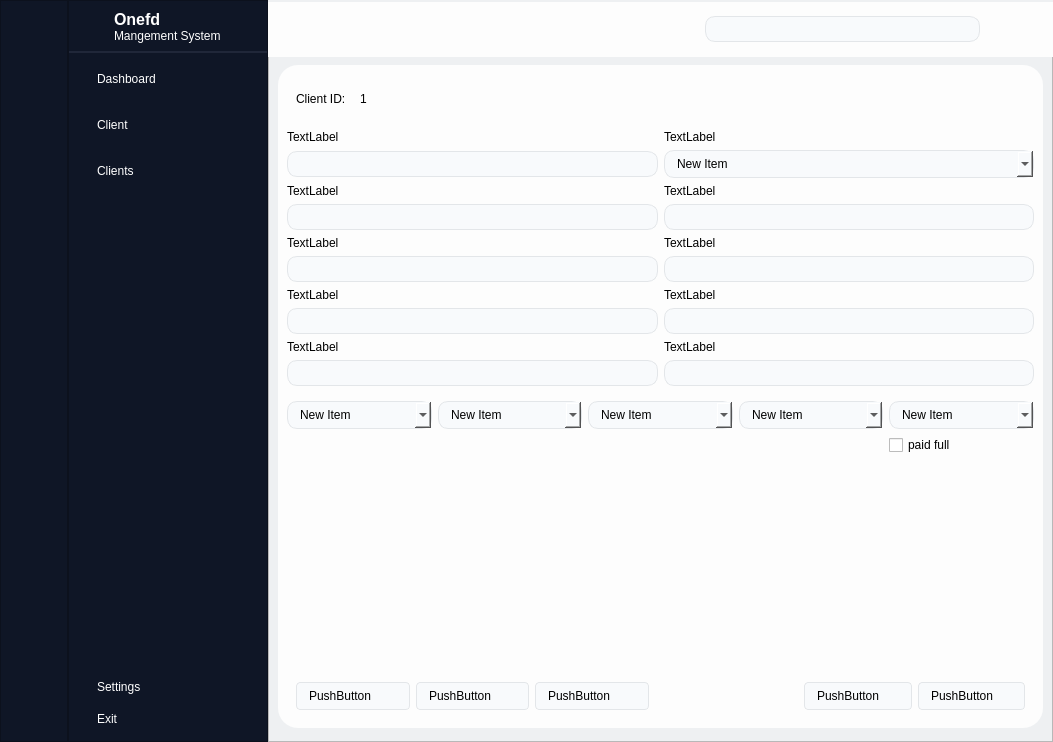
Qt form modern_ui.ui (abdou-dz113/onefd_client_mangment_system) before a commit.
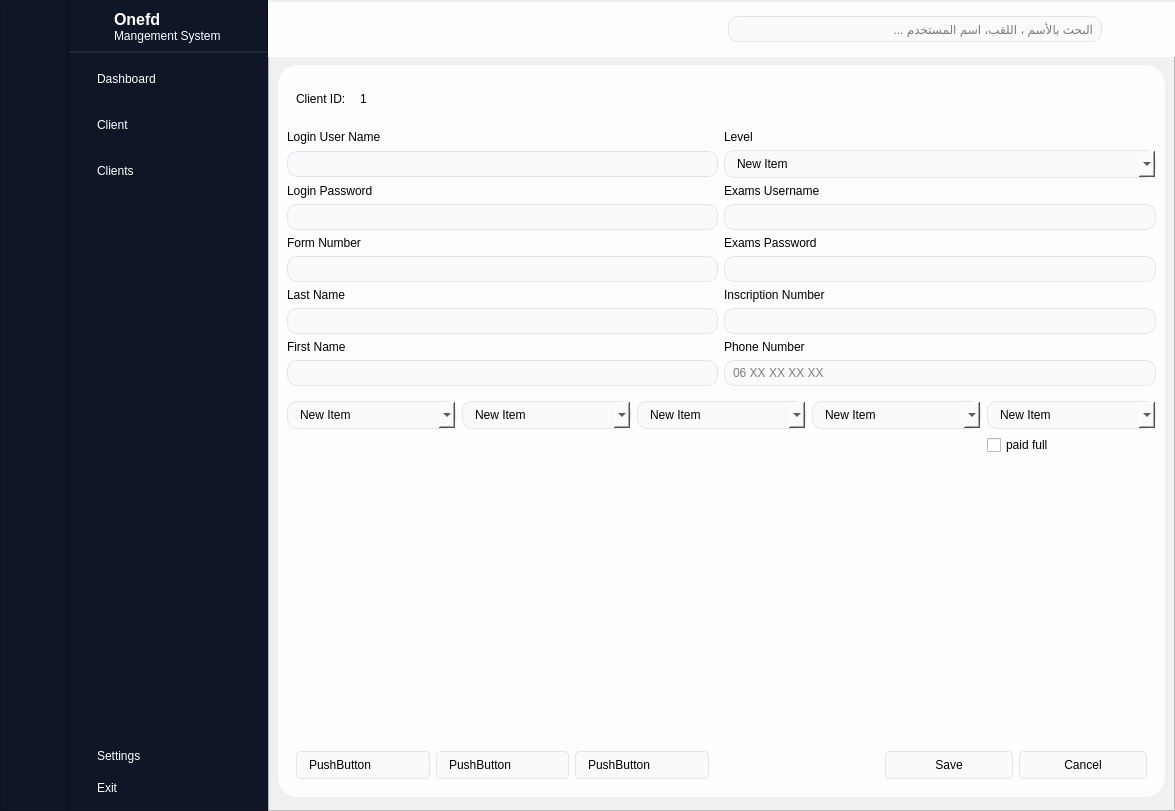
The same form after that commit. The open tabs and pages were chosen to show the change. Icons and pictures are not drawn.

Patch:
```diff
--- a/modern_ui.ui
+++ b/modern_ui.ui
@@ -6,8 +6,8 @@
    <rect>
     <x>0</x>
     <y>0</y>
-    <width>1053</width>
-    <height>742</height>
+    <width>1175</width>
+    <height>811</height>
    </rect>
   </property>
   <property name="windowTitle">
@@ -1172,28 +1172,28 @@
            <item row="1" column="0" colspan="3">
             <widget class="QLabel" name="label_3">
              <property name="text">
-              <string>TextLabel</string>
+              <string>Login User Name</string>
              </property>
             </widget>
            </item>
            <item row="3" column="0" colspan="3">
             <widget class="QLabel" name="label_20">
              <property name="text">
-              <string>TextLabel</string>
+              <string>Login Password</string>
              </property>
             </widget>
            </item>
            <item row="9" column="3" colspan="3">
             <widget class="QLabel" name="label_27">
              <property name="text">
-              <string>TextLabel</string>
+              <string>Phone Number</string>
              </property>
             </widget>
            </item>
            <item row="5" column="3" colspan="3">
             <widget class="QLabel" name="label_23">
              <property name="text">
-              <string>TextLabel</string>
+              <string>Exams Password</string>
              </property>
             </widget>
            </item>
@@ -1201,25 +1201,15 @@
             <widget class="QLineEdit" name="lineEdit_11"/>
            </item>
            <item row="10" column="3" colspan="3">
-            <widget class="QLineEdit" name="lineEdit_16"/>
+            <widget class="QLineEdit" name="phone_number_input_2">
+             <property name="placeholderText">
+              <string>06 XX XX XX XX</string>
+             </property>
+            </widget>
            </item>
            <item row="17" column="0" colspan="3">
             <widget class="QWidget" name="widget_14" native="true">
              <layout class="QHBoxLayout" name="horizontalLayout_11">
-              <item>
-               <widget class="QPushButton" name="pushButton_5">
-                <property name="text">
-                 <string>PushButton</string>
-                </property>
-               </widget>
-              </item>
-              <item>
-               <widget class="QPushButton" name="pushButton_4">
-                <property name="text">
-                 <string>PushButton</string>
-                </property>
-               </widget>
-              </item>
               <item>
                <widget class="QPushButton" name="pushButton_6">
                 <property name="text">
@@ -1227,13 +1217,27 @@
                 </property>
                </widget>
               </item>
+              <item>
+               <widget class="QPushButton" name="pushButton_4">
+                <property name="text">
+                 <string>PushButton</string>
+                </property>
+               </widget>
+              </item>
+              <item>
+               <widget class="QPushButton" name="pushButton_5">
+                <property name="text">
+                 <string>PushButton</string>
+                </property>
+               </widget>
+              </item>
              </layout>
             </widget>
            </item>
            <item row="1" column="3" colspan="3">
             <widget class="QLabel" name="label_18">
              <property name="text">
-              <string>TextLabel</string>
+              <string>Level</string>
              </property>
             </widget>
            </item>
@@ -1468,7 +1472,7 @@
            <item row="7" column="0" colspan="3">
             <widget class="QLabel" name="label_22">
              <property name="text">
-              <string>TextLabel</string>
+              <string>Last Name</string>
              </property>
             </widget>
            </item>
@@ -1478,21 +1482,21 @@
            <item row="3" column="3" colspan="3">
             <widget class="QLabel" name="label_25">
              <property name="text">
-              <string>TextLabel</string>
+              <string>Exams Username</string>
              </property>
             </widget>
            </item>
            <item row="9" column="0" colspan="3">
             <widget class="QLabel" name="label_26">
              <property name="text">
-              <string>TextLabel</string>
+              <string>First Name</string>
              </property>
             </widget>
            </item>
            <item row="5" column="0" colspan="3">
             <widget class="QLabel" name="label_19">
              <property name="text">
-              <string>TextLabel</string>
+              <string>Form Number</string>
              </property>
             </widget>
            </item>
@@ -1504,18 +1508,23 @@
            </item>
            <item row="17" column="5">
             <widget class="QWidget" name="widget_15" native="true">
+             <property name="styleSheet">
+              <string notr="true">QPushButton{
+text-align: center;
+}</string>
+             </property>
              <layout class="QHBoxLayout" name="horizontalLayout_12">
               <item>
                <widget class="QPushButton" name="pushButton_13">
                 <property name="text">
-                 <string>PushButton</string>
+                 <string>Save</string>
                 </property>
                </widget>
               </item>
               <item>
                <widget class="QPushButton" name="pushButton_14">
                 <property name="text">
-                 <string>PushButton</string>
+                 <string>Cancel</string>
                 </property>
                </widget>
               </item>
@@ -1525,7 +1534,7 @@
            <item row="7" column="3" colspan="3">
             <widget class="QLabel" name="label_21">
              <property name="text">
-              <string>TextLabel</string>
+              <string>Inscription Number</string>
              </property>
             </widget>
            </item>
@@ -2036,6 +2045,9 @@
            <height>0</height>
           </size>
          </property>
+         <property name="placeholderText">
+          <string>البحث بالأسم ، اللقب، اسم المستخدم ...</string>
+         </property>
         </widget>
        </item>
        <item>
```
Left out of the diff: 114 changed lines with no effect on the pictures.
